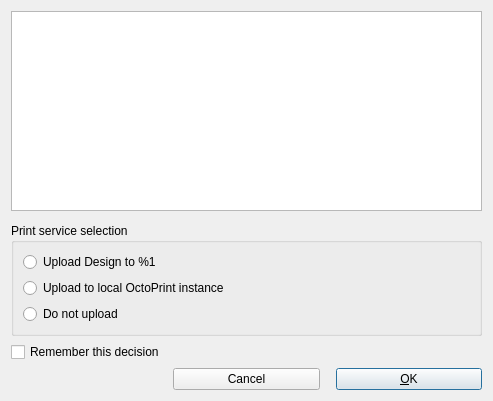
First picture: the form in src/PrintInitDialog.ui, repository openscad/openscad, before the edit.
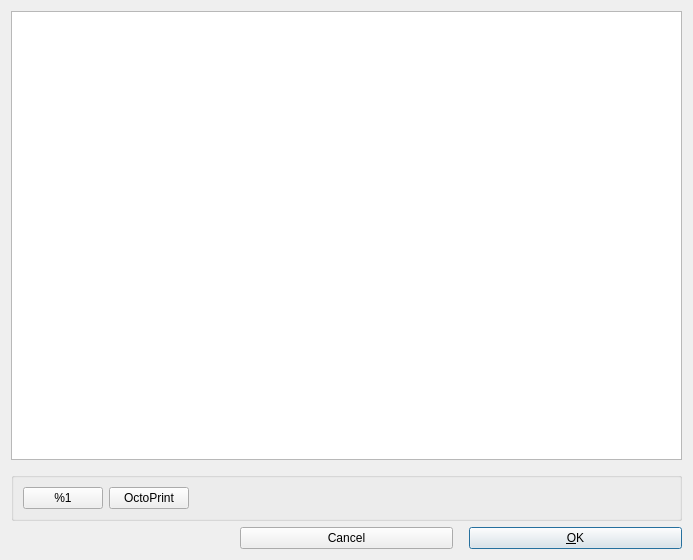
Second picture: the form after the edit.

Commit message: Cleaned up the 3D Print dialog

Diff of the .ui file:
```diff
--- a/src/PrintInitDialog.ui
+++ b/src/PrintInitDialog.ui
@@ -6,8 +6,8 @@
    <rect>
     <x>0</x>
     <y>0</y>
-    <width>493</width>
-    <height>379</height>
+    <width>693</width>
+    <height>560</height>
    </rect>
   </property>
   <property name="windowTitle">
@@ -20,7 +20,7 @@
    <property name="verticalSpacing">
     <number>6</number>
    </property>
-   <item row="5" column="2">
+   <item row="4" column="2">
     <widget class="QPushButton" name="okButton">
      <property name="sizePolicy">
       <sizepolicy hsizetype="Minimum" vsizetype="Fixed">
@@ -33,7 +33,7 @@
      </property>
     </widget>
    </item>
-   <item row="5" column="1">
+   <item row="4" column="1">
     <widget class="QPushButton" name="cancelButton">
      <property name="text">
       <string>Cancel</string>
@@ -80,43 +80,54 @@
    <item row="2" column="0" colspan="3">
     <widget class="QGroupBox" name="groupBox">
      <property name="title">
-      <string>Print service selection</string>
+      <string/>
      </property>
      <property name="flat">
       <bool>false</bool>
      </property>
-     <layout class="QVBoxLayout" name="verticalLayout">
+     <layout class="QHBoxLayout" name="horizontalLayout">
       <item>
-       <widget class="QRadioButton" name="radioButtonPrintService">
+       <widget class="QPushButton" name="printServiceButton">
         <property name="text">
-         <string>Upload Design to %1</string>
+         <string>%1</string>
         </property>
+        <property name="checkable">
+         <bool>true</bool>
+        </property>
+        <property name="autoExclusive">
+         <bool>true</bool>
+        </property>
        </widget>
       </item>
       <item>
-       <widget class="QRadioButton" name="radioButtonOctoPrint">
+       <widget class="QPushButton" name="octoPrintButton">
         <property name="text">
-         <string>Upload to local OctoPrint instance</string>
+         <string>OctoPrint</string>
         </property>
+        <property name="checkable">
+         <bool>true</bool>
+        </property>
+        <property name="autoExclusive">
+         <bool>true</bool>
+        </property>
        </widget>
       </item>
       <item>
-       <widget class="QRadioButton" name="radioButtonCancel">
-        <property name="text">
-         <string>Do not upload</string>
+       <spacer name="horizontalSpacer">
+        <property name="orientation">
+         <enum>Qt::Horizontal</enum>
         </property>
-       </widget>
+        <property name="sizeHint" stdset="0">
+         <size>
+          <width>40</width>
+          <height>20</height>
+         </size>
+        </property>
+       </spacer>
       </item>
      </layout>
     </widget>
    </item>
-   <item row="3" column="0" colspan="3">
-    <widget class="QCheckBox" name="checkBoxRemember">
-     <property name="text">
-      <string>Remember this decision</string>
-     </property>
-    </widget>
-   </item>
   </layout>
  </widget>
  <resources>
```
The commit also changes 11 other files.
